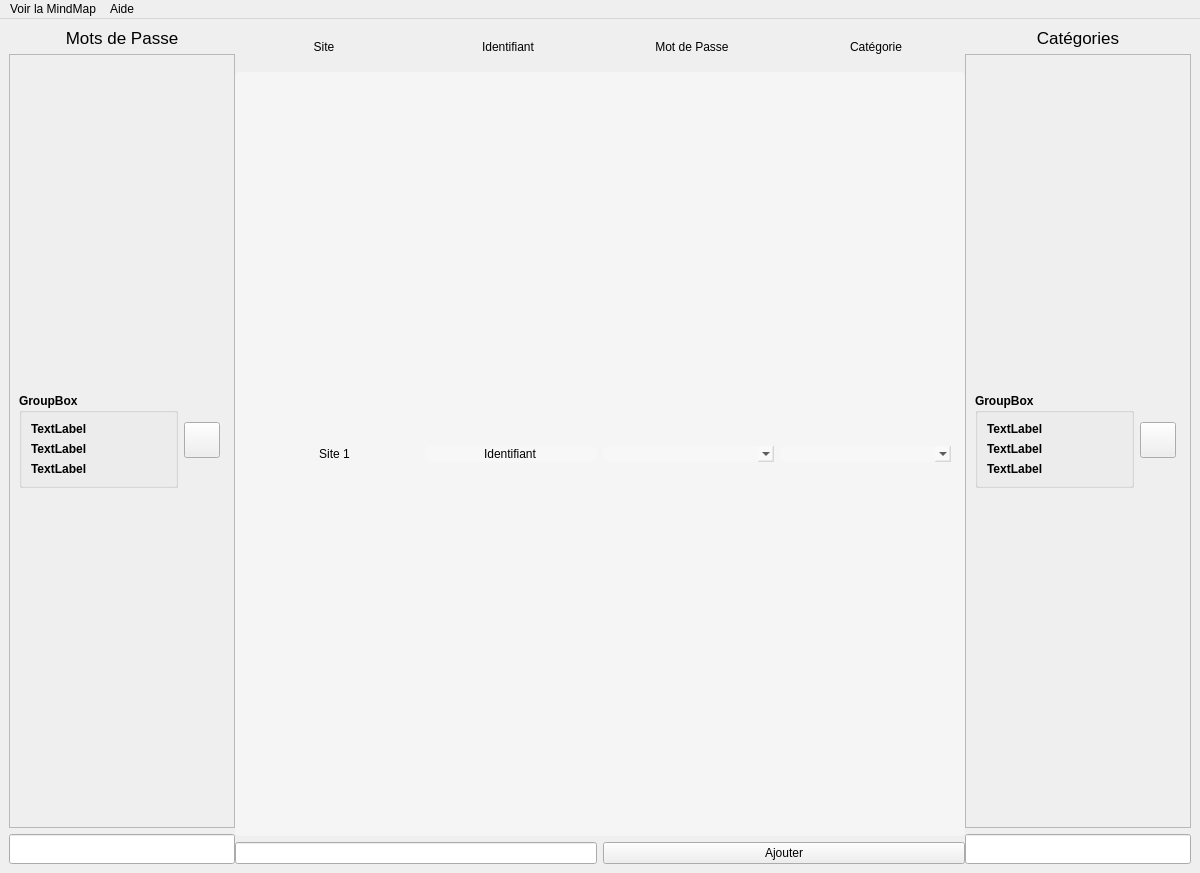
Before: the Qt Designer form Interface_graphique/PyQt/UI/fenetreGestion_test.ui in MindPass/Code, drawn with Qt 5.
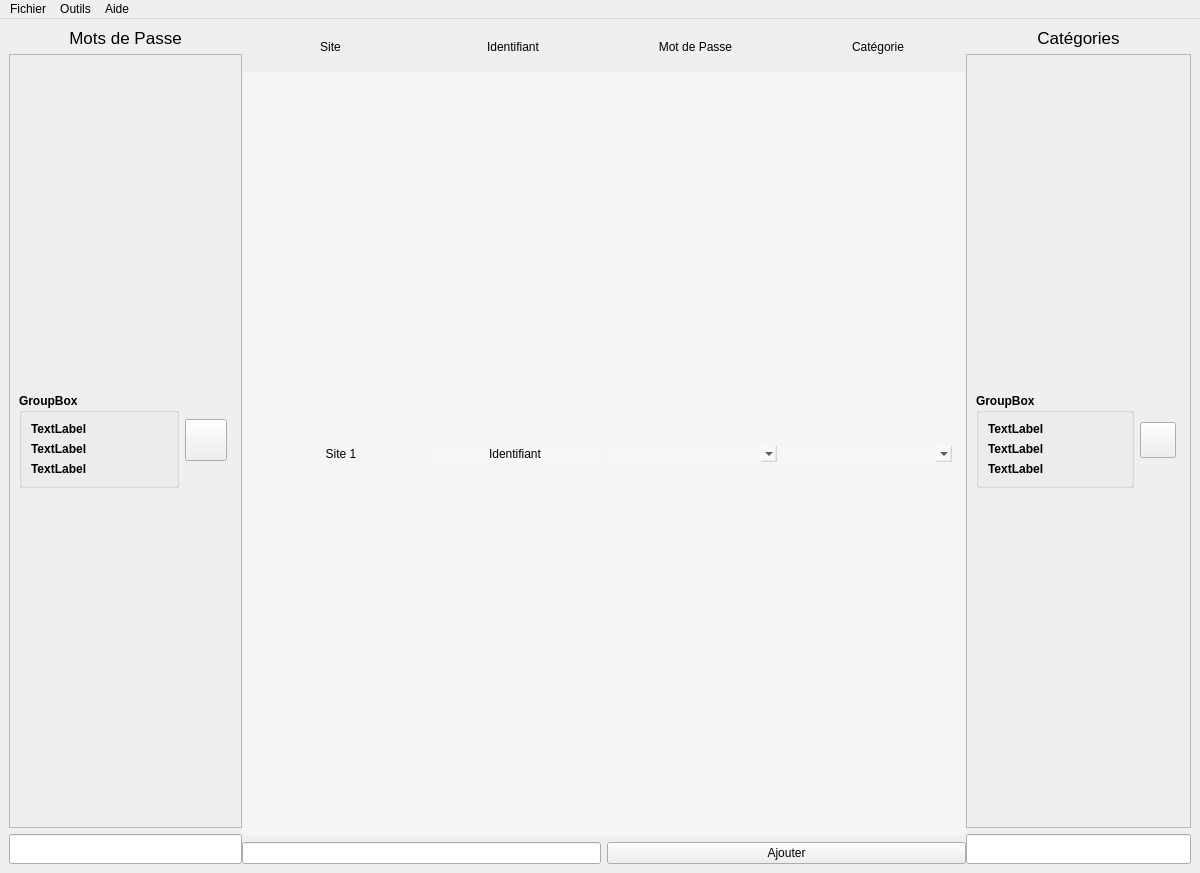
After: the same form once the commit is applied. Icons and pictures are not drawn.

Commit message: Refonte des menus de fenetreAccueil et fenetreGestion

```diff
--- a/Interface_graphique/PyQt/UI/fenetreGestion_test.ui
+++ b/Interface_graphique/PyQt/UI/fenetreGestion_test.ui
@@ -152,7 +152,7 @@
              <number>14</number>
             </property>
             <item>
-             <layout class="QHBoxLayout" name="ligne_pwd">
+             <layout class="QHBoxLayout" name="ligne_pwd" stretch="20,1">
               <item>
                <widget class="QGroupBox" name="groupBox">
                 <property name="font">
@@ -194,10 +194,16 @@
                 <property name="enabled">
                  <bool>true</bool>
                 </property>
+                <property name="minimumSize">
+                 <size>
+                  <width>42</width>
+                  <height>42</height>
+                 </size>
+                </property>
                 <property name="maximumSize">
                  <size>
-                  <width>36</width>
-                  <height>36</height>
+                  <width>42</width>
+                  <height>42</height>
                  </size>
                 </property>
                 <property name="text">
@@ -431,7 +437,7 @@
              <number>14</number>
             </property>
             <item>
-             <layout class="QHBoxLayout" name="ligne_categorie">
+             <layout class="QHBoxLayout" name="ligne_categorie" stretch="20,1">
               <item>
                <widget class="QGroupBox" name="groupBox_2">
                 <property name="font">
@@ -526,12 +532,36 @@
      <string>Aide</string>
     </property>
    </widget>
-   <widget class="QMenu" name="menuMindMap">
+   <widget class="QMenu" name="menuFichier">
     <property name="title">
-     <string>Voir la MindMap</string>
+     <string>Fichier</string>
     </property>
    </widget>
-   <addaction name="menuMindMap"/>
+   <widget class="QMenu" name="menuOutils">
+    <property name="title">
+     <string>Outils</string>
+    </property>
+    <widget class="QMenu" name="menuConfidentialite">
+     <property name="title">
+      <string>Confidentialité</string>
+     </property>
+     <addaction name="actionMode_deux_lettres"/>
+     <addaction name="actionMode_complet"/>
+    </widget>
+    <widget class="QMenu" name="menuChanger_de_langue">
+     <property name="title">
+      <string>Changer de langue</string>
+     </property>
+     <addaction name="actionFrancais"/>
+     <addaction name="actionEnglish"/>
+    </widget>
+    <addaction name="menuChanger_de_langue"/>
+    <addaction name="separator"/>
+    <addaction name="actionPreferences"/>
+    <addaction name="menuConfidentialite"/>
+   </widget>
+   <addaction name="menuFichier"/>
+   <addaction name="menuOutils"/>
    <addaction name="menuAide"/>
   </widget>
  </widget>
```
Left out of the diff: 74 changed lines with no effect on the pictures. The commit also changes 6 other files.
